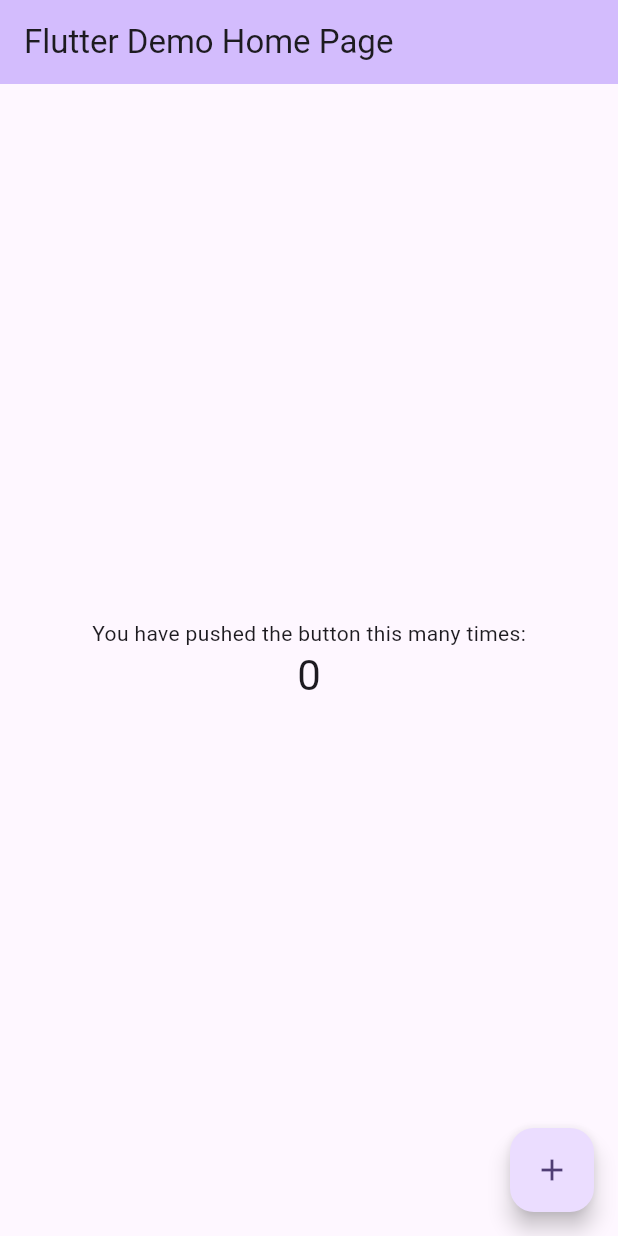
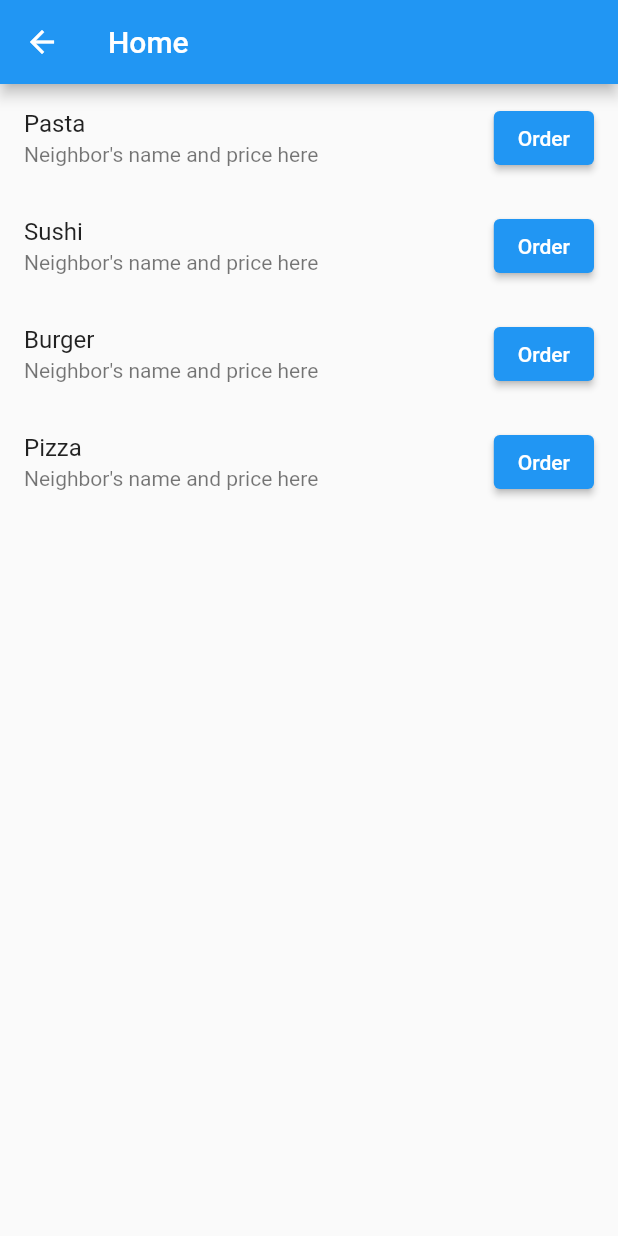
Before and after one commit to bmd007/FoodHub, a Flutter app: the screen it shows after launch, on a phone screen of 412 x 824 dp. Run offline on Flutter 3.47's test engine with Material 2 defaults, Android fonts, the phone set to English and light mode, and no system bars.

Commit message:
some ai generated code

```diff
--- a/Domains/FoodSeeker/NeighbourFood/lib/main.dart
+++ b/Domains/FoodSeeker/NeighbourFood/lib/main.dart
@@ -1,125 +1,137 @@
 import 'package:flutter/material.dart';
 
-void main() {
-  runApp(const MyApp());
-}
+void main() => runApp(const NeighbourFoodApp());
 
-class MyApp extends StatelessWidget {
-  const MyApp({super.key});
+class NeighbourFoodApp extends StatelessWidget {
+  const NeighbourFoodApp({super.key});
 
-  // This widget is the root of your application.
   @override
   Widget build(BuildContext context) {
     return MaterialApp(
-      title: 'Flutter Demo',
+      title: 'NeighbourFood',
       theme: ThemeData(
-        // This is the theme of your application.
-        //
-        // TRY THIS: Try running your application with "flutter run". You'll see
-        // the application has a blue toolbar. Then, without quitting the app,
-        // try changing the seedColor in the colorScheme below to Colors.green
-        // and then invoke "hot reload" (save your changes or press the "hot
-        // reload" button in a Flutter-supported IDE, or press "r" if you used
-        // the command line to start the app).
-        //
-        // Notice that the counter didn't reset back to zero; the application
-        // state is not lost during the reload. To reset the state, use hot
-        // restart instead.
-        //
-        // This works for code too, not just values: Most code changes can be
-        // tested with just a hot reload.
-        colorScheme: ColorScheme.fromSeed(seedColor: Colors.deepPurple),
-        useMaterial3: true,
+        primarySwatch: Colors.blue,
       ),
-      home: const MyHomePage(title: 'Flutter Demo Home Page'),
+      initialRoute: '/home',
+      routes: {
+        '/': (context) => const LoginScreen(),
+        '/home': (context) => HomeScreen(),
+        '/mealDetails': (context) => const MealDetailsScreen(),
+        '/orderConfirmation': (context) => const OrderConfirmationScreen(),
+        '/profile': (context) => const UserProfileScreen(),
+        '/settings': (context) => const SettingsScreen(),
+      },
     );
   }
 }
 
-class MyHomePage extends StatefulWidget {
-  const MyHomePage({super.key, required this.title});
-
-  // This widget is the home page of your application. It is stateful, meaning
-  // that it has a State object (defined below) that contains fields that affect
-  // how it looks.
-
-  // This class is the configuration for the state. It holds the values (in this
-  // case the title) provided by the parent (in this case the App widget) and
-  // used by the build method of the State. Fields in a Widget subclass are
-  // always marked "final".
-
-  final String title;
-
-  @override
-  State<MyHomePage> createState() => _MyHomePageState();
-}
-
-class _MyHomePageState extends State<MyHomePage> {
-  int _counter = 0;
-
-  void _incrementCounter() {
-    setState(() {
-      // This call to setState tells the Flutter framework that something has
-      // changed in this State, which causes it to rerun the build method below
-      // so that the display can reflect the updated values. If we changed
-      // _counter without calling setState(), then the build method would not be
-      // called again, and so nothing would appear to happen.
-      _counter++;
-    });
-  }
+class LoginScreen extends StatelessWidget {
+  const LoginScreen({super.key});
 
   @override
   Widget build(BuildContext context) {
-    // This method is rerun every time setState is called, for instance as done
-    // by the _incrementCounter method above.
-    //
-    // The Flutter framework has been optimized to make rerunning build methods
-    // fast, so that you can just rebuild anything that needs updating rather
-    // than having to individually change instances of widgets.
     return Scaffold(
       appBar: AppBar(
-        // TRY THIS: Try changing the color here to a specific color (to
-        // Colors.amber, perhaps?) and trigger a hot reload to see the AppBar
-        // change color while the other colors stay the same.
-        backgroundColor: Theme.of(context).colorScheme.inversePrimary,
-        // Here we take the value from the MyHomePage object that was created by
-        // the App.build method, and use it to set our appbar title.
-        title: Text(widget.title),
+        title: const Text('Login'),
       ),
-      body: Center(
-        // Center is a layout widget. It takes a single child and positions it
-        // in the middle of the parent.
-        child: Column(
-          // Column is also a layout widget. It takes a list of children and
-          // arranges them vertically. By default, it sizes itself to fit its
-          // children horizontally, and tries to be as tall as its parent.
-          //
-          // Column has various properties to control how it sizes itself and
-          // how it positions its children. Here we use mainAxisAlignment to
-          // center the children vertically; the main axis here is the vertical
-          // axis because Columns are vertical (the cross axis would be
-          // horizontal).
-          //
-          // TRY THIS: Invoke "debug painting" (choose the "Toggle Debug Paint"
-          // action in the IDE, or press "p" in the console), to see the
-          // wireframe for each widget.
-          mainAxisAlignment: MainAxisAlignment.center,
-          children: <Widget>[
-            const Text(
-              'You have pushed the button this many times:',
-            ),
-            Text(
-              '$_counter',
-              style: Theme.of(context).textTheme.headlineMedium,
-            ),
-          ],
-        ),
+      body: const Center(
+        child: Text('Login Screen'),
       ),
-      floatingActionButton: FloatingActionButton(
-        onPressed: _incrementCounter,
-        tooltip: 'Increment',
-        child: const Icon(Icons.add),
-      ), // This trailing comma makes auto-formatting nicer for build methods.
     );
   }
 }
+
+class HomeScreen extends StatelessWidget {
+  final List<String> meals = ['Pasta', 'Sushi', 'Burger', 'Pizza'];
+
+  HomeScreen({super.key}); // Replace this with actual meal data
+
+  @override
+  Widget build(BuildContext context) {
+    return Scaffold(
+      appBar: AppBar(
+        title: const Text('Home'),
+      ),
+      body: ListView.builder(
+        itemCount: meals.length,
+        itemBuilder: (BuildContext context, int index) {
+          return ListTile(
+            title: Text(meals[index]),
+            subtitle: const Text(
+                'Neighbor\'s name and price here'), // Replace with actual details
+            trailing: ElevatedButton(
+              child: const Text('Order'),
+              onPressed: () {
+                Navigator.pushNamed(context, '/mealDetails');
+              },
+            ),
+          );
+        },
+      ),
+    );
+  }
+}
+
+class MealDetailsScreen extends StatelessWidget {
+  const MealDetailsScreen({super.key});
+
+  @override
+  Widget build(BuildContext context) {
+    return Scaffold(
+      appBar: AppBar(
+        title: const Text('Meal Details'),
+      ),
+      body: const Center(
+        child: Text('Meal Details Screen'),
+      ),
+    );
+  }
+}
+
+class OrderConfirmationScreen extends StatelessWidget {
+  const OrderConfirmationScreen({super.key});
+
+  @override
+  Widget build(BuildContext context) {
+    return Scaffold(
+      appBar: AppBar(
+        title: const Text('Order Confirmation'),
+      ),
+      body: const Center(
+        child: Text('Order Confirmation Screen'),
+      ),
+    );
+  }
+}
+
+class UserProfileScreen extends StatelessWidget {
+  const UserProfileScreen({super.key});
+
+  @override
+  Widget build(BuildContext context) {
+    return Scaffold(
+      appBar: AppBar(
+        title: const Text('User Profile'),
+      ),
+      body: const Center(
+        child: Text('User Profile Screen'),
+      ),
+    );
+  }
+}
+
+class SettingsScreen extends StatelessWidget {
+  const SettingsScreen({super.key});
+
+  @override
+  Widget build(BuildContext context) {
+    return Scaffold(
+      appBar: AppBar(
+        title: const Text('Settings'),
+      ),
+      body: const Center(
+        child: Text('Settings Screen'),
+      ),
+    );
+  }
+}
```
Also changed, not shown: 1 other file.
